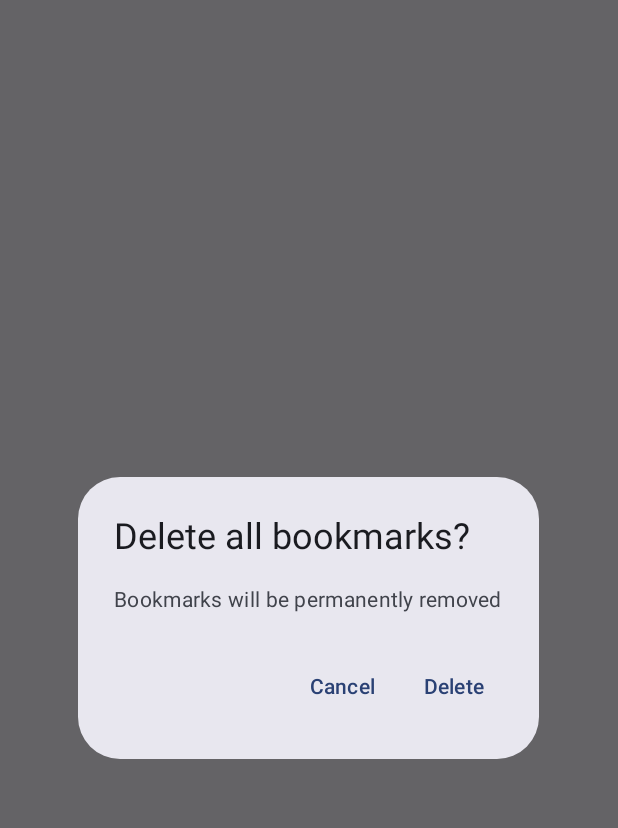
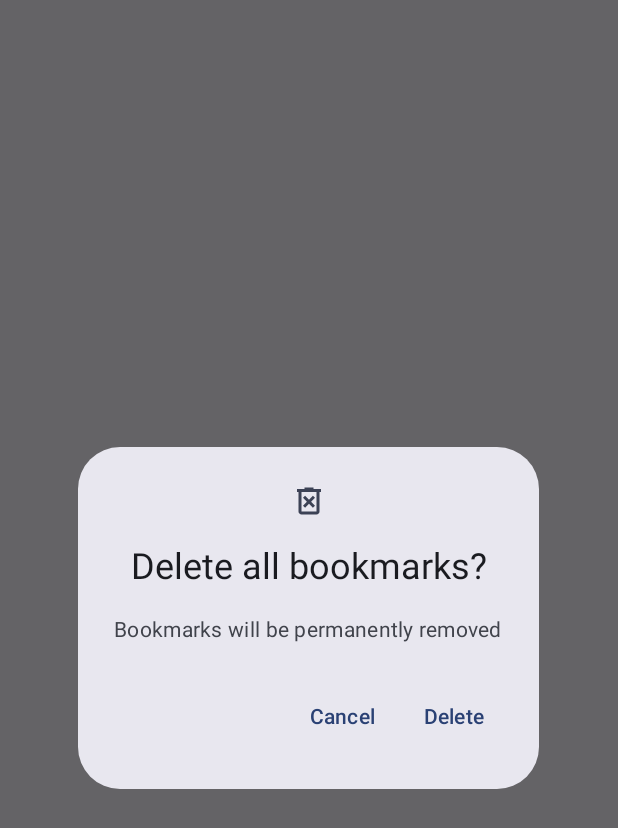
Before and after one commit to prajwalch/TorrentSearch, an Android app built with Jetpack Compose: the composable DeleteAllConfirmationDialog shown on its own in the app's theme, on a phone screen of 412 x 824 dp. Shown: the top 828 px of the screen. Run offline under Robolectric (Android 15) with nearby library versions, the phone set to English and light mode, and no system bars; libraries missing offline, so code that uses them is left out: androidx.hilt.lifecycle; 5 statements that could not run were skipped.

Commit message:
feat(BookmarksScreen): Use icon on delete all confirmation dialog
Signed-off-by: prajwalch <prajwal.chapagain58@gmail.com>

```diff
--- a/app/src/main/kotlin/com/prajwalch/torrentsearch/ui/bookmarks/BookmarksScreen.kt
+++ b/app/src/main/kotlin/com/prajwalch/torrentsearch/ui/bookmarks/BookmarksScreen.kt
@@ -9,6 +9,7 @@ import androidx.compose.foundation.layout.padding
 import androidx.compose.foundation.lazy.rememberLazyListState
 import androidx.compose.material3.AlertDialog
 import androidx.compose.material3.ExperimentalMaterial3Api
+import androidx.compose.material3.Icon
 import androidx.compose.material3.MaterialTheme
 import androidx.compose.material3.Scaffold
 import androidx.compose.material3.SnackbarHost
@@ -29,6 +30,7 @@ import androidx.compose.ui.Modifier
 import androidx.compose.ui.focus.FocusRequester
 import androidx.compose.ui.focus.focusRequester
 import androidx.compose.ui.input.nestedscroll.nestedScroll
+import androidx.compose.ui.res.painterResource
 import androidx.compose.ui.res.pluralStringResource
 import androidx.compose.ui.res.stringResource
 import androidx.hilt.lifecycle.viewmodel.compose.hiltViewModel
@@ -196,8 +198,17 @@ private fun DeleteAllConfirmationDialog(
     AlertDialog(
         modifier = modifier,
         onDismissRequest = onDismiss,
+        icon = {
+            Icon(
+                painter = painterResource(R.drawable.ic_delete_forever),
+                contentDescription = null,
+            )
+        },
         title = {
             Text(text = stringResource(R.string.bookmarks_dialog_title_delete_all))
+        },
+        text = {
+            Text(text = stringResource(R.string.bookmarks_dialog_message_delete_all))
         },
         confirmButton = {
             TextButton(onClick = onConfirm) {
@@ -209,8 +220,5 @@ private fun DeleteAllConfirmationDialog(
                 Text(text = stringResource(R.string.button_cancel))
             }
         },
-        text = {
-            Text(text = stringResource(R.string.bookmarks_dialog_message_delete_all))
-        },
     )
 }
```
